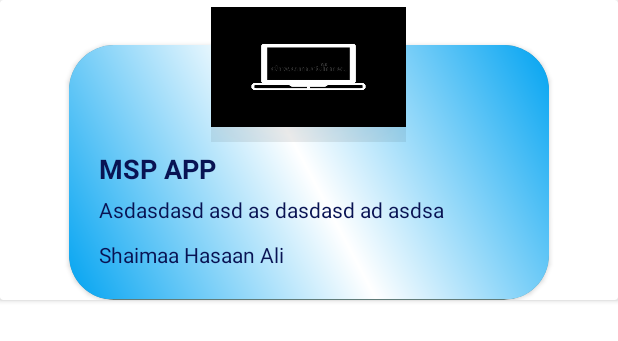
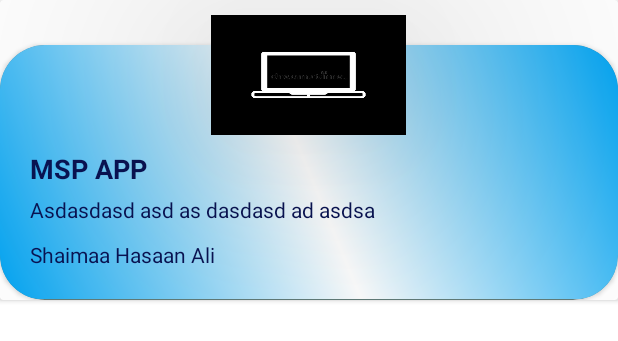
Before and after one commit to RedBiscuits/MSP_Android_App, an Android app: the layout project_cardview.xml on its own in the app's theme, with its tools: preview values and no code run, on a phone screen of 412 x 824 dp. Shown: the top 341 px of the screen. Run offline under Robolectric (Android 15) with nearby library versions, the phone set to English and light mode, and no system bars.

Commit message:
MSP Android App

```diff
--- a/app/src/main/java/com/example/msp_app/ui/crew/CrewAcivity.java
+++ b/app/src/main/java/com/example/msp_app/ui/crew/CrewAcivity.java
@@ -53,7 +53,7 @@ public class CrewAcivity extends AppCompatActivity {
             @Override
             public void onChanged(ArrayList<CrewModel> crewModels) {
                 if(crewModels!=null){
-                    crewProgress.onVisibilityAggregated(false);
+                    crewProgress.setVisibility(View.GONE);
                     crewAdapter.setMembersList(crewModels);
 
                 }
--- a/app/src/main/java/com/example/msp_app/ui/event/EventActivity.java
+++ b/app/src/main/java/com/example/msp_app/ui/event/EventActivity.java
@@ -37,6 +37,7 @@ public class EventActivity extends AppCompatActivity implements EventAdapter.OnI
         setContentView(R.layout.activity_event);
         getSupportActionBar().hide();
 
+
         progressBar_event=findViewById(R.id.progressBar_event);
 
         transferEventDataIntent=new Intent();
@@ -52,7 +53,7 @@ public class EventActivity extends AppCompatActivity implements EventAdapter.OnI
         dataViewModel.eventMutableLiveData.observe(this, new Observer<ArrayList<EventsModel>>() {
             @Override
             public void onChanged(ArrayList<EventsModel> eventsModels) {
-                progressBar_event.onVisibilityAggregated(false);
+                progressBar_event.setVisibility(View.GONE);
                 eventAdapter.setEvents(eventsModels);
                 events=eventsModels;
                 eventAdapter.setOnItemClickListner(EventActivity.this);
--- a/app/src/main/java/com/example/msp_app/ui/event/EventAdapter.java
+++ b/app/src/main/java/com/example/msp_app/ui/event/EventAdapter.java
@@ -4,6 +4,7 @@ import android.view.LayoutInflater;
 import android.view.View;
 import android.view.ViewGroup;
 import android.widget.ImageView;
+import android.widget.ProgressBar;
 import android.widget.TextView;
 import com.example.msp_app.R;
 import androidx.annotation.NonNull;
@@ -70,12 +71,14 @@ public class EventAdapter extends RecyclerView.Adapter<EventAdapter.EventViewHol
     public class EventViewHolder extends RecyclerView.ViewHolder {
         ImageView eventImage;
         TextView title,discription,price,time;
+        ProgressBar progressBar;
         public EventViewHolder(@NonNull View itemView) {
             super(itemView);
             price=itemView.findViewById(R.id.event_price_txt);
             eventImage=itemView.findViewById(R.id.img_event);
             title=itemView.findViewById(R.id.event_name_txt);
             time=itemView.findViewById(R.id.event_time_txt);
+            progressBar=itemView.findViewById(R.id.progressBar_event);
             discription=itemView.findViewById(R.id.event_discription_txt);
 
             itemView.setOnClickListener(new View.OnClickListener() {
--- a/app/src/main/java/com/example/msp_app/ui/project/ProjectActivity.java
+++ b/app/src/main/java/com/example/msp_app/ui/project/ProjectActivity.java
@@ -85,7 +85,7 @@ public class ProjectActivity extends AppCompatActivity implements ProjectAdapter
             @Override
             public void onChanged(ArrayList<ProjectsModel> projectsModels) {
                 if(projectsModels!=null) {
-                    progressBar_project.onVisibilityAggregated(false);
+                    progressBar_project.setVisibility(View.GONE);
                 }
                 projectAdapter.setProjects(projectsModels);
                 projectAdapter.setOnItemClickListner(ProjectActivity.this);
--- a/app/src/main/java/com/example/msp_app/ui/project/ProjectAdapter.java
+++ b/app/src/main/java/com/example/msp_app/ui/project/ProjectAdapter.java
@@ -7,6 +7,7 @@ import android.view.ViewGroup;
 import android.widget.Filter;
 import android.widget.Filterable;
 import android.widget.ImageView;
+import android.widget.ProgressBar;
 import android.widget.TextView;
 import android.widget.Toast;
 
@@ -84,12 +85,14 @@ public class ProjectAdapter extends RecyclerView.Adapter<ProjectAdapter.ProjectH
     public class ProjectHolder  extends  RecyclerView.ViewHolder{
         TextView ProjectName,Discrption,time;
         ImageView ProjectImage;
+        ProgressBar progressBar;
         public ProjectHolder(@NonNull View itemView) {
             super(itemView);
             ProjectName=itemView.findViewById(R.id.ProjectName);
             Discrption=itemView.findViewById(R.id.content);
             time=itemView.findViewById(R.id.time_discription2_txt);
             ProjectImage=itemView.findViewById(R.id.Projectimage);
+            progressBar=itemView.findViewById(R.id.progressBar_project);
             itemView.setOnClickListener(new View.OnClickListener() {
                 @Override
                 public void onClick(View v) {
--- a/app/src/main/res/layout/event_cardview.xml
+++ b/app/src/main/res/layout/event_cardview.xml
@@ -26,7 +26,7 @@
             android:src="@drawable/project_logo" />
     </LinearLayout>
     <androidx.cardview.widget.CardView
-        android:layout_width="320dp"
+        android:layout_width="match_parent"
         android:layout_height="170dp"
         app:backgroundTint="@null"
         app:cardBackgroundColor="#617C79"
@@ -77,8 +77,8 @@
                 android:id="@+id/event_price_txt"
                 android:layout_width="60dp"
                 android:layout_height="60dp"
-                android:layout_marginLeft="240dp"
-                android:layout_marginTop="30dp"
+                android:layout_marginLeft="260dp"
+                android:layout_marginTop="70dp"
                 android:background="@drawable/round"
                 android:gravity="center"
                 android:text="30h"
--- a/app/src/main/res/layout/project_cardview.xml
+++ b/app/src/main/res/layout/project_cardview.xml
@@ -5,12 +5,6 @@
     android:layout_height="wrap_content"
     xmlns:app="http://schemas.android.com/apk/res-auto">
 
-<LinearLayout
-    android:layout_marginBottom="50dp"
-    android:layout_width="wrap_content"
-    android:layout_height="wrap_content"
-    android:layout_gravity="center"
-    android:translationZ="100dp">
     <ImageView
         android:id="@+id/Projectimage"
         android:scaleType="fitXY"
@@ -21,9 +15,9 @@
         android:translationZ="120dp"
         android:layout_gravity="center_horizontal"
         android:src="@drawable/project_logo" />
-</LinearLayout>
+
     <androidx.cardview.widget.CardView
-        android:layout_width="320dp"
+        android:layout_width="match_parent"
         android:layout_height="170dp"
         app:backgroundTint="@null"
         app:cardBackgroundColor="#617C79"
```
Also changed, not shown: app/src/main/java/com/example/msp_app/ui/crew/CrewAdapter.java (+7 -8 lines), app/src/main/res/layout/activity_about_us.xml (+11 -7 lines).
